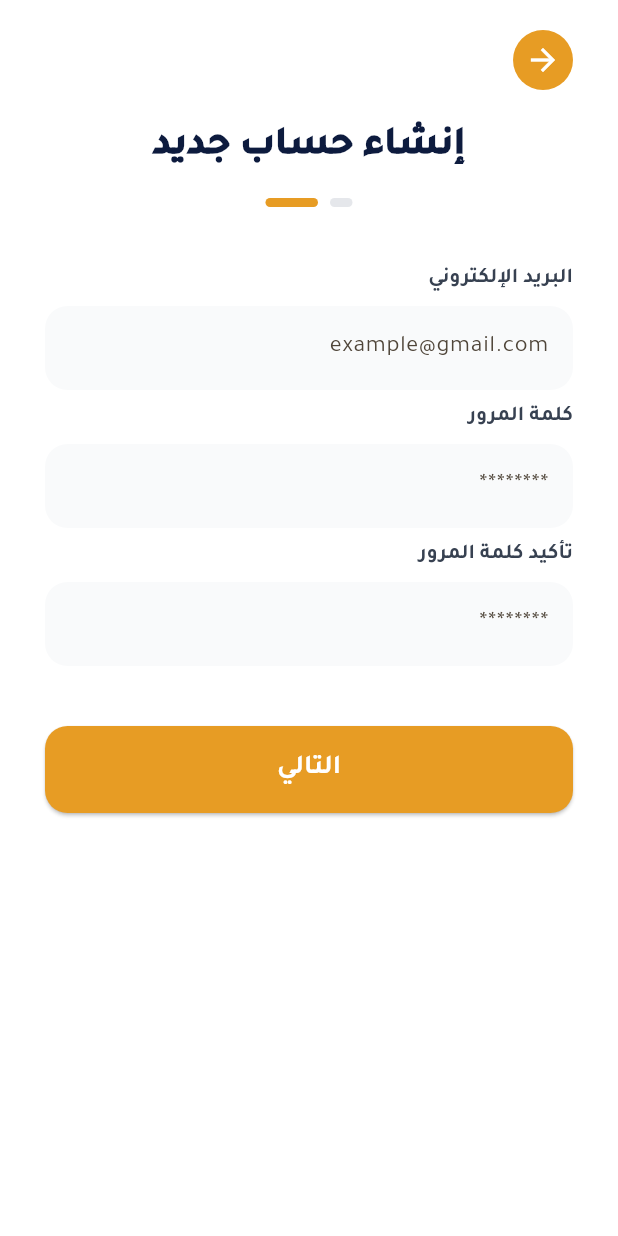
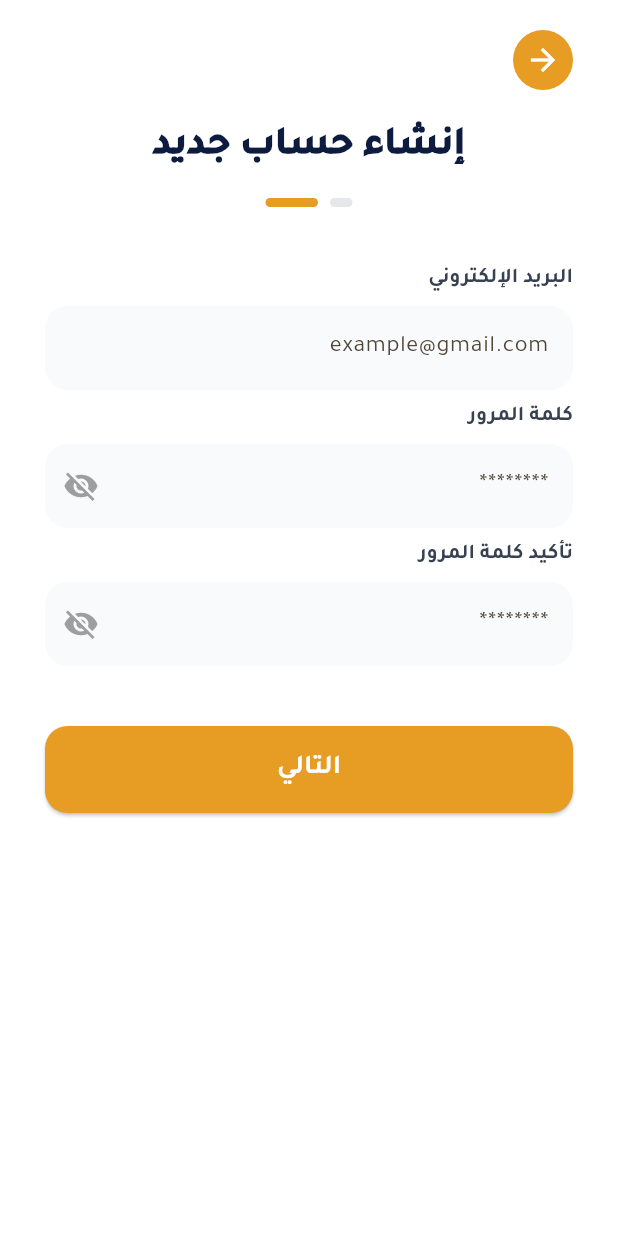
Before and after one commit to kamalalmosabi-ops/DREB, a Flutter app: the RegisterStep1Screen screen opened directly, on a phone screen of 412 x 824 dp. Run offline on Flutter 3.47's test engine with Material 3 defaults, Android fonts, the phone set to English and light mode, and no system bars; our stand-ins replace dio, firebase_core, pinput, shared_preferences; accounts and stored records are empty.

Commit message:
تم اضافة التعديلات وحل المشكلة

```diff
--- a/lib/features/auth/presentation/screens/register_step1_screen.dart
+++ b/lib/features/auth/presentation/screens/register_step1_screen.dart
@@ -13,6 +13,10 @@ class _RegisterStep1ScreenState extends State<RegisterStep1Screen> {
   final _emailController = TextEditingController();
   final _passwordController = TextEditingController();
   final _confirmController = TextEditingController();
+
+  // المتغيرات للتحكم بحالة إظهار كلمة المرور
+  bool _isObscurePassword = true;
+  bool _isObscureConfirm = true;
 
   @override
   Widget build(BuildContext context) {
@@ -36,10 +40,32 @@ class _RegisterStep1ScreenState extends State<RegisterStep1Screen> {
 
                 _buildLabel("البريد الإلكتروني"),
                 _buildTextField(hint: "example@gmail.com", controller: _emailController, isEmail: true),
+
                 _buildLabel("كلمة المرور"),
-                _buildTextField(hint: "********", controller: _passwordController, isPassword: true),
+                _buildTextField(
+                  hint: "********",
+                  controller: _passwordController,
+                  isPassword: true,
+                  isObscure: _isObscurePassword, // تمرير الحالة الحالية
+                  onToggleVisibility: () {
+                    setState(() {
+                      _isObscurePassword = !_isObscurePassword; // عكس الحالة عند الضغط
+                    });
+                  }
+                ),
+
                 _buildLabel("تأكيد كلمة المرور"),
-                _buildTextField(hint: "********", controller: _confirmController, isPassword: true),
+                _buildTextField(
+                  hint: "********",
+                  controller: _confirmController,
+                  isPassword: true,
+                  isObscure: _isObscureConfirm, // تمرير الحالة الحالية
+                  onToggleVisibility: () {
+                    setState(() {
+                      _isObscureConfirm = !_isObscureConfirm; // عكس الحالة عند الضغط
+                    });
+                  }
+                ),
 
                 const SizedBox(height: 40),
                 _buildMainButton("التالي", () {
@@ -65,10 +91,35 @@ class _RegisterStep1ScreenState extends State<RegisterStep1Screen> {
   // المكونات المساعدة
   Widget _buildLabel(String text) => Padding(padding: const EdgeInsets.symmetric(vertical: 8), child: Text(text, style: const TextStyle(fontWeight: FontWeight.bold, color: Color(0xFF374151))));
 
-  Widget _buildTextField({required String hint, required TextEditingController controller, bool isPassword = false, bool isEmail = false}) => TextFormField(
-    controller: controller, obscureText: isPassword, textAlign: TextAlign.right,
+  // دالة المساعدة المحدثة لدعم أيقونة العين
+  Widget _buildTextField({
+    required String hint,
+    required TextEditingController controller,
+    bool isPassword = false,
+    bool isEmail = false,
+    bool? isObscure, // لتحديد هل النص مخفي أم لا
+    VoidCallback? onToggleVisibility, // دالة تنفذ عند الضغط على العين
+  }) => TextFormField(
+    controller: controller,
+    obscureText: isObscure ?? isPassword, // استخدام isObscure إذا تم تمريره، وإلا استخدام isPassword
+    textAlign: TextAlign.right,
     validator: (v) => v == null || v.isEmpty ? "هذا الحقل مطلوب" : null,
-    decoration: InputDecoration(hintText: hint, filled: true, fillColor: const Color(0xFFF9FAFB), border: OutlineInputBorder(borderRadius: BorderRadius.circular(15), borderSide: BorderSide.none)),
+    decoration: InputDecoration(
+      hintText: hint,
+      filled: true,
+      fillColor: const Color(0xFFF9FAFB),
+      border: OutlineInputBorder(borderRadius: BorderRadius.circular(15), borderSide: BorderSide.none),
+      // إضافة أيقونة العين فقط إذا كان الحقل من نوع كلمة مرور
+      prefixIcon: isPassword
+          ? IconButton(
+              icon: Icon(
+                (isObscure ?? true) ? Icons.visibility_off : Icons.visibility,
+                color: Colors.grey,
+              ),
+              onPressed: onToggleVisibility,
+            )
+          : null,
+    ),
   );
 
   Widget _buildSteps(int step) => Row(mainAxisAlignment: MainAxisAlignment.center, children: [
```
Also changed, not shown: lib/features/auth/presentation/providers/auth_provider.dart (+9 -2 lines), lib/features/auth/presentation/screens/login_screen.dart (+32 -11 lines), lib/features/auth/presentation/screens/otp_screen.dart (+42 -10 lines), lib/features/auth/presentation/screens/register_step2_screen.dart (+21 -29 lines).
